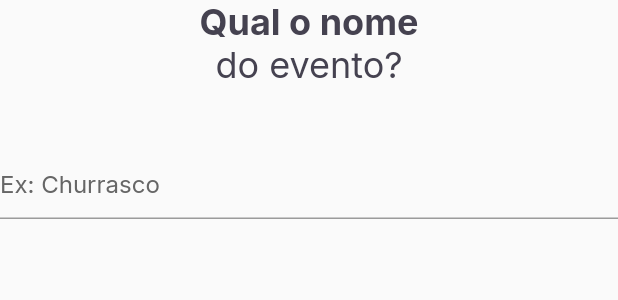
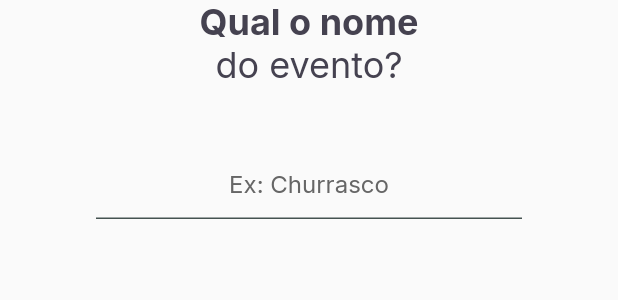
Before and after one commit to fagnerlima/rocketseat-ignite-flutter, a Flutter app: the StepOnePage widget shown alone on an empty page, opened directly, on a phone screen of 412 x 824 dp. Shown: the top 300 px of the screen. Run offline on Flutter 3.47's test engine with Material 2 defaults, Android fonts, the phone set to English and light mode, and no system bars; our stand-ins replace firebase_core, google_fonts, google_sign_in, shimmer; accounts and stored records are empty; network calls fail.

Commit message:
Estiliza o TextField do StepOne

```diff
--- a/split_it/lib/modules/create_split/steps/one/step_one_page.dart
+++ b/split_it/lib/modules/create_split/steps/one/step_one_page.dart
@@ -27,11 +27,25 @@ class _StepOnePageState extends State<StepOnePage> {
           textAlign: TextAlign.center,
         ),
         SizedBox(height: 40,),
-        TextField(
-          style: AppTheme.textStyles.textField,
-          decoration: InputDecoration(
-            hintText: 'Ex: Churrasco',
-            hintStyle: AppTheme.textStyles.hintTextField,
+        Padding(
+          padding: const EdgeInsets.symmetric(horizontal: 64),
+          child: TextField(
+            textAlign: TextAlign.center,
+            style: AppTheme.textStyles.textField,
+            cursorColor: AppTheme.colors.backgroundSecondary,
+            decoration: InputDecoration(
+              hintText: 'Ex: Churrasco',
+              hintStyle: AppTheme.textStyles.hintTextField,
+              border: UnderlineInputBorder(
+                borderSide: BorderSide(color: AppTheme.colors.inputBorder)
+              ),
+              enabledBorder: UnderlineInputBorder(
+                borderSide: BorderSide(color: AppTheme.colors.inputBorder)
+              ),
+              focusedBorder: UnderlineInputBorder(
+                borderSide: BorderSide(color: AppTheme.colors.inputBorder)
+              ),
+            ),
           ),
         )
       ],
--- a/split_it/lib/theme/app_colors.dart
+++ b/split_it/lib/theme/app_colors.dart
@@ -27,6 +27,7 @@ abstract class AppColors {
   Color get stepperSubtitle;
   Color get hintTextField;
   Color get textField;
+  Color get inputBorder;
 }
 
 class AppColorsDefault extends AppColors {
@@ -107,4 +108,7 @@ class AppColorsDefault extends AppColors {
 
   @override
   Color get textField => Color(0xFF455250);
+
+  @override
+  Color get inputBorder => Color(0xFF455250);
 }
```
